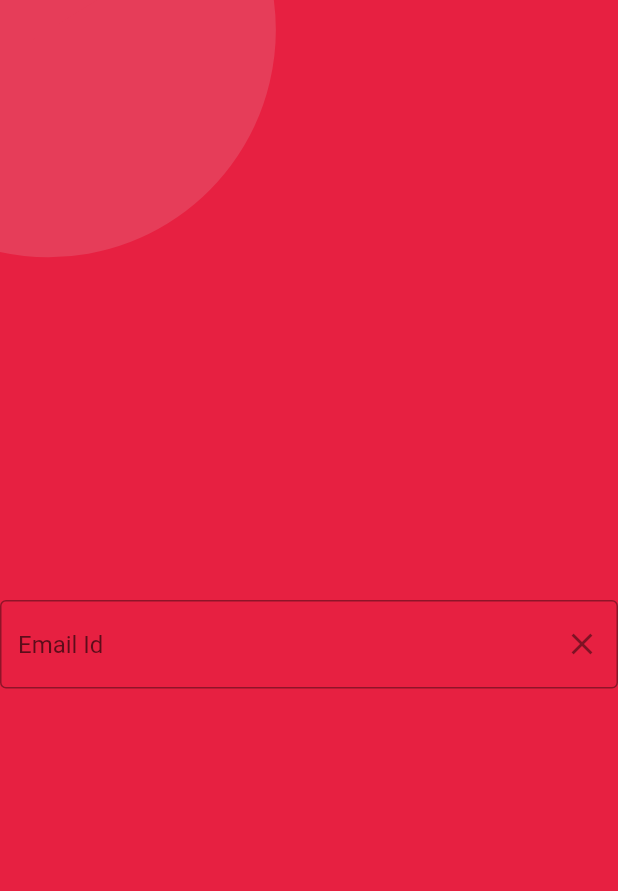
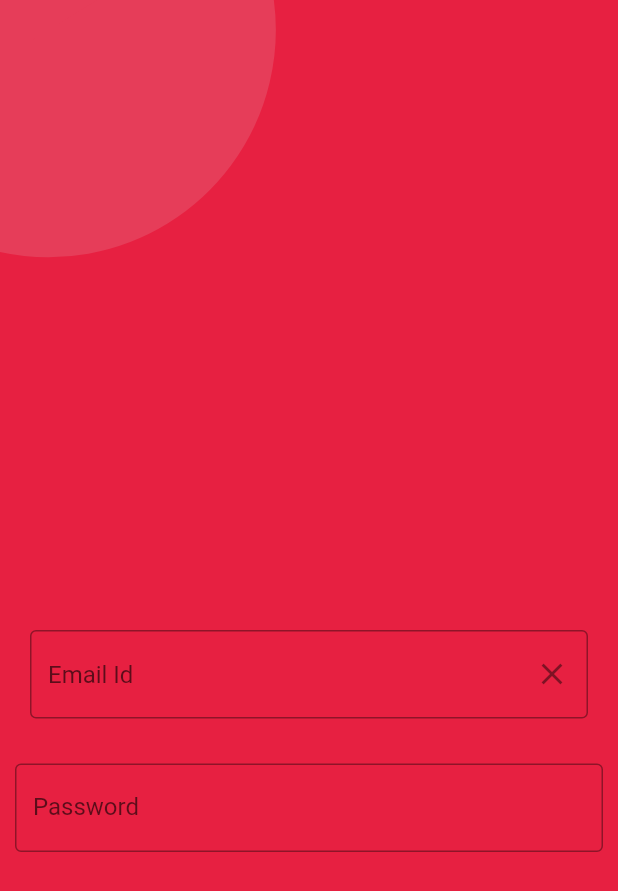
Before and after one commit to adinashby-vanier-college/app-dev-2-project-gurjas936, a Flutter app: the screen it shows after launch, after a tap on "Sign in", on a phone screen of 412 x 824 dp. Shown: the top 891 px of the screen. Run offline on Flutter 3.47's test engine with Material 2 defaults, Android fonts, the phone set to English and light mode, and no system bars.

Commit message:
text input fields

```diff
--- a/lib/screens/signIn.dart
+++ b/lib/screens/signIn.dart
@@ -2,7 +2,10 @@ import 'package:flutter/material.dart';
 
 class signIn extends StatelessWidget {
   // const signIn({Key? key}) : super(key: key);
-final _textController = TextEditingController();
+  final _textController = TextEditingController();
+  final passwordController = TextEditingController();
+
+
   @override
   Widget build(BuildContext context) {
     return Scaffold(
@@ -20,40 +23,46 @@ final _textController = TextEditingController();
               foregroundPainter: LinePainter(),
             ),
           ),
-
-          SizedBox(
-            height: 300.0
-
+          SizedBox(height: 300.0),
+          Container(
+            padding: EdgeInsets.all(20.0),
+            child: TextField(
+              controller: _textController,
+              decoration: InputDecoration(fillColor: Colors.white,
+                  hintText: "Email Id",
+                  border: OutlineInputBorder(
+                    borderSide: BorderSide(width: 3,
+                      color: Colors.white,
+                    ),
+                  ),
+                  suffixIcon: IconButton(
+                    onPressed: () {
+                      _textController.clear();
+                    },
+                    icon: Icon(Icons.clear),
+                  )),
+            ),
           ),
 
 
           Container(
-            // padding: EdgeInsets.all(20.0),
+            padding: const EdgeInsets.fromLTRB(10, 10, 10, 0),
             child: TextField(
-              controller: _textController,
-                decoration: InputDecoration(
-                  hintText: "Email Id",
-                  border: OutlineInputBorder(),
-                  suffixIcon: IconButton(
-                    onPressed: ()  {
-                      _textController.clear();
-                    },
-                    icon: Icon(Icons.clear),
-                  )
-
-                ),
-
+              obscureText: true,
+              controller: passwordController,
+              decoration: const InputDecoration(
+                border: OutlineInputBorder(),
+                labelText: 'Password',
+              ),
             ),
           ),
-
-
-
-
         ],
       ),
     );
   }
 }
+
+
 
 class LinePainter extends CustomPainter {
   @override
```
